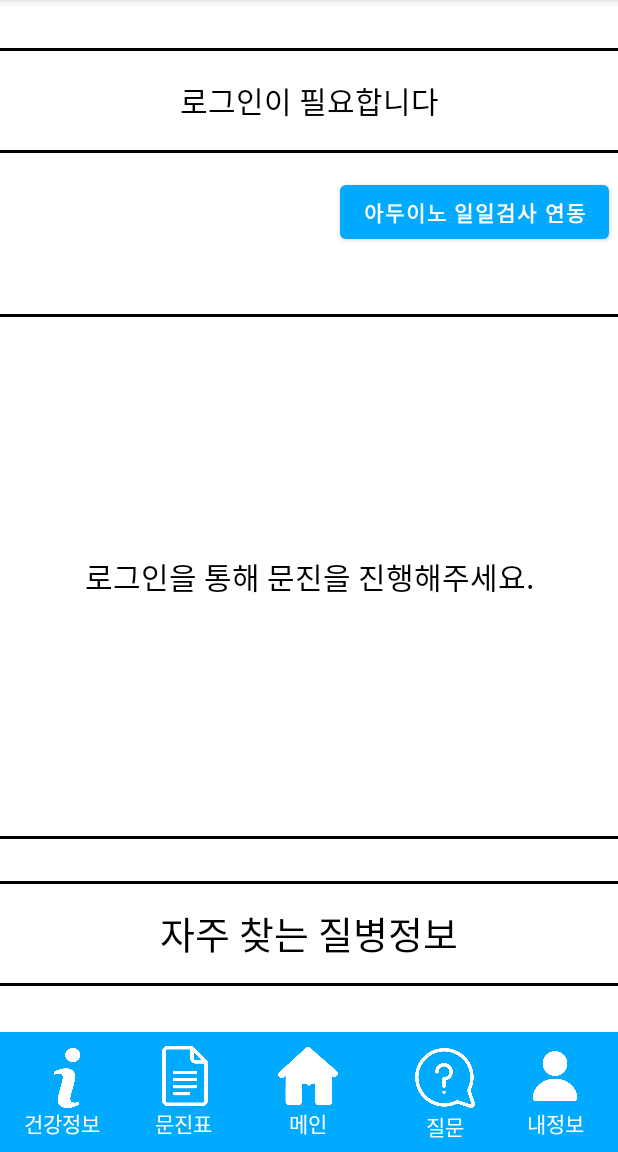
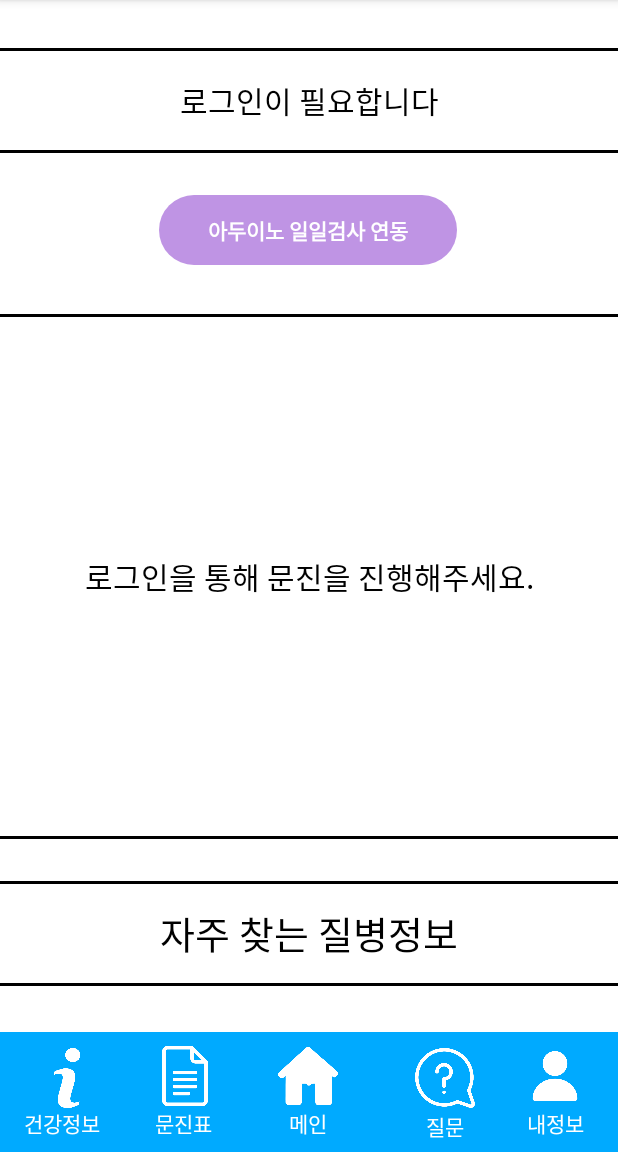
Before and after one commit to JunYong11/debg, an Android app: the screen it shows after launch (MainActivity), on a phone screen of 412 x 824 dp, the part 84-1236 px from its top. Run offline under Robolectric (Android 15) with nearby library versions, the phone set to English and light mode, and no system bars.

Commit message:
06-07 23:15

```diff
--- a/app/src/main/res/layout/activity_main.xml
+++ b/app/src/main/res/layout/activity_main.xml
@@ -24,8 +24,6 @@
         app:layout_constraintTop_toTopOf="parent"
         app:layout_constraintVertical_bias="0.046"
         tools:ignore="MissingConstraints" />
-
-
 
     <TextView
         android:id="@+id/symtoms"
@@ -188,18 +186,20 @@
         app:layout_constraintTop_toTopOf="parent"
         app:layout_constraintVertical_bias="0.988" />
 
-    <Button
+    <androidx.appcompat.widget.AppCompatButton
         android:id="@+id/arduino"
-        android:layout_width="wrap_content"
+        android:layout_width="200dp"
         android:layout_height="wrap_content"
+        android:background="@drawable/connectborder"
         android:text="아두이노 일일검사 연동"
+        android:textColor="#FFFFFF"
         android:textStyle="bold"
         app:layout_constraintBottom_toBottomOf="parent"
         app:layout_constraintEnd_toEndOf="parent"
-        app:layout_constraintHorizontal_bias="0.974"
+        app:layout_constraintHorizontal_bias="0.497"
         app:layout_constraintStart_toStartOf="parent"
         app:layout_constraintTop_toTopOf="parent"
-        app:layout_constraintVertical_bias="0.163" />
+        app:layout_constraintVertical_bias="0.18" />
 
     <ScrollView
         android:layout_width="match_parent"
```
Also changed, not shown: 4 other files.
